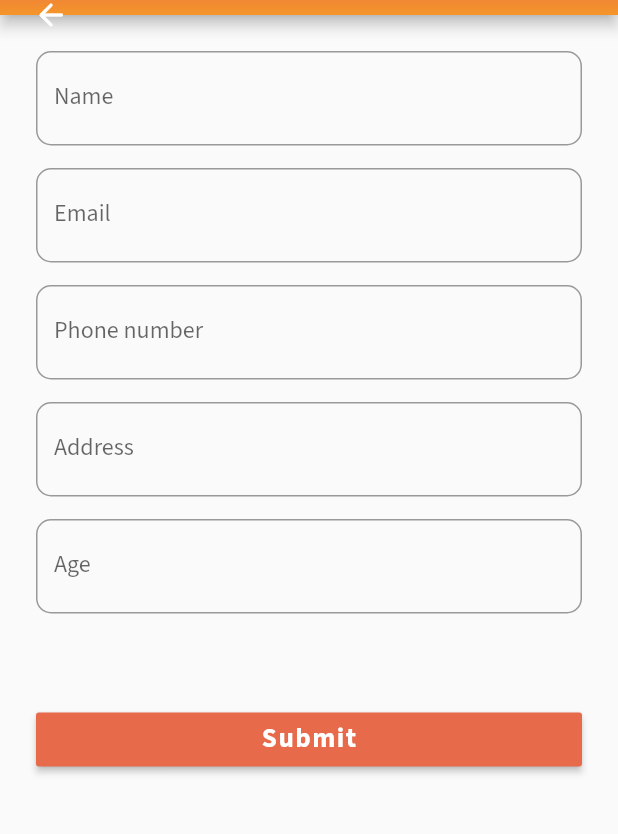
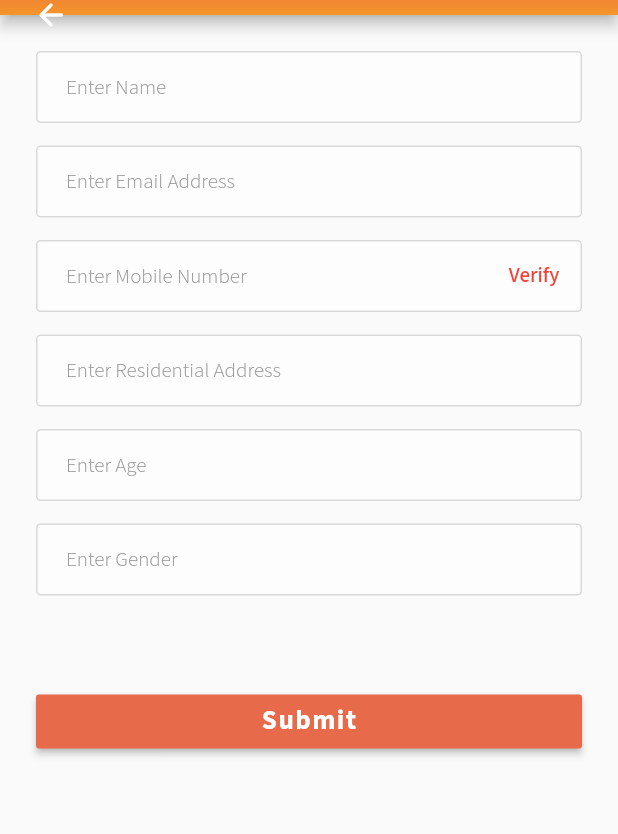
Before and after one commit to Tushar1805/crematorium_management_system, a Flutter app: the UserProfile screen opened directly, after a tap on "EDIT PROFILE", on a phone screen of 412 x 824 dp, the part 75-909 px from its top. Run offline on Flutter 3.47's test engine with Material 2 defaults, Android fonts, the phone set to English and light mode, and no system bars; our stand-ins replace cloud_firestore, firebase_auth, firebase_core, flutter_spinkit, flutter_svg, google_maps_flutter and 4 more; accounts and stored records are empty.

Commit message:
Changed Complete profile design, Timing field in Admin CompleteProfile is to be added

```diff
--- a/lib/Profile/editProfile.dart
+++ b/lib/Profile/editProfile.dart
@@ -1,34 +1,49 @@
 import 'package:flutter/material.dart';
 import 'package:flutter/services.dart';
+import 'package:provider/provider.dart';
+import 'package:way_to_heaven/Authentication/loginProvider.dart';
+import 'package:way_to_heaven/Authentication/verifyOTP.dart';
 import 'package:way_to_heaven/components/constants.dart';
 
 class EditProfile extends StatefulWidget {
+  LoginProvider provider;
+  EditProfile(this.provider);
   @override
   _EditProfileState createState() => _EditProfileState();
 }
 
 class _EditProfileState extends State<EditProfile> {
-  String name, email, address, phone, age;
+  String name, email, address, phone, age, gender;
   final GlobalKey<FormState> _formKey = GlobalKey<FormState>();
+
+  void _showSnackBar(text) {
+    final snackBar = SnackBar(
+      duration: const Duration(seconds: 3),
+      content: Container(
+        height: 30.0,
+        child: Center(
+          child: Text(
+            '$text',
+            style: TextStyle(fontSize: 14.0, color: Colors.white),
+          ),
+        ),
+      ),
+      backgroundColor: lightBlack(),
+      shape: RoundedRectangleBorder(borderRadius: BorderRadius.circular(5.0)),
+    );
+    ScaffoldMessenger.of(context)
+      ..hideCurrentSnackBar()
+      ..showSnackBar(snackBar);
+  }
 
   Widget _buildName() {
     return TextFormField(
-        decoration: new InputDecoration(
-          border: OutlineInputBorder(),
-          focusedBorder: OutlineInputBorder(
-              borderSide: BorderSide(color: redOrangeColor(), width: 1.0),
-              borderRadius: BorderRadius.circular(10)),
-          enabledBorder: OutlineInputBorder(
-            borderSide: BorderSide(color: gray(), width: 1.0),
-            borderRadius: BorderRadius.circular(10),
-          ),
-          labelText: "Name",
-          hintText: 'Enter Name',
-        ),
+        decoration: formInputDecoration("Enter Name"),
         validator: (String value) {
           if (value.isEmpty) {
             return 'Name is Required';
           }
+          return null;
         },
         onSaved: (String value) {
           name = value;
@@ -37,18 +52,7 @@ class _EditProfileState extends State<EditProfile> {
 
   Widget _buildEmail() {
     return TextFormField(
-        decoration: new InputDecoration(
-          border: OutlineInputBorder(),
-          focusedBorder: OutlineInputBorder(
-              borderSide: BorderSide(color: redOrangeColor(), width: 1.0),
-              borderRadius: BorderRadius.circular(10)),
-          enabledBorder: OutlineInputBorder(
-            borderSide: BorderSide(color: gray(), width: 1.0),
-            borderRadius: BorderRadius.circular(10),
-          ),
-          labelText: "Email",
-          hintText: 'Enter Email Address',
-        ),
+        decoration: formInputDecoration("Enter Email Address"),
         validator: (String value) {
           if (value.isEmpty) {
             return 'Email is Required';
@@ -68,46 +72,69 @@ class _EditProfileState extends State<EditProfile> {
   Widget _buildPhone() {
     return TextFormField(
       keyboardType: TextInputType.phone,
-        decoration: new InputDecoration(
-          border: OutlineInputBorder(),
+      inputFormatters: <TextInputFormatter>[
+        FilteringTextInputFormatter.digitsOnly
+      ],
+      maxLength: 10,
+      decoration: InputDecoration(
+          hintText: "Enter Mobile Number",
+          contentPadding: EdgeInsets.only(left: 20.0, right: 20.0),
+          focusColor: lightBlack(),
+          hintStyle: normalTextStyle().copyWith(fontSize: 14, color: gray()),
+          counterText: "",
+          filled: true,
+          fillColor: Colors.white54,
+          enabledBorder: OutlineInputBorder(
+            borderRadius: BorderRadius.all(Radius.circular(3.0)),
+            borderSide: BorderSide(color: lightGray(), width: 1),
+          ),
           focusedBorder: OutlineInputBorder(
-              borderSide: BorderSide(color: redOrangeColor(), width: 1.0),
-              borderRadius: BorderRadius.circular(10)),
-          enabledBorder: OutlineInputBorder(
-            borderSide: BorderSide(color: gray(), width: 1.0),
-            borderRadius: BorderRadius.circular(10),
+            borderRadius: BorderRadius.all(Radius.circular(3.0)),
+            borderSide: BorderSide(
+              color: lightGray(),
+              width: 1,
             ),
-          labelText: "Phone number",
-          hintText: 'Enter Phone Number',
           ),
+          suffixIcon: TextButton(
+            onPressed: () {
+              // OTP verification code is to be added here
+              if (widget.provider.number == null) {
+                widget.provider.changeStatus(States.otpVerification);
+                _showSnackBar("Enter a Valid Mobile Number");
+              } else if (widget.provider.number.length < 10) {
+                _showSnackBar("Enter a valid Mobile Number");
+              } else if (widget.provider.number.length == 10) {
+                widget.provider.numberEntered();
+                // VerifyOTP(context, widget.provider);
+              } else {
+                _showSnackBar("Enter a valid Mobile Number");
+              }
+            },
+            child: Text("Verify"),
+            onLongPress: () {
+              _showSnackBar("Verify your Mobile Number");
+            },
+          )),
       validator: (String value) {
         if (value.isEmpty) {
           return 'Phone Number is Required';
         }
+        return null;
       },
       onSaved: (String value) {
         phone = value;
-        });
+      },
+    );
   }
 
   Widget _buildAddress() {
     return TextFormField(
-        decoration: new InputDecoration(
-          border: OutlineInputBorder(),
-          focusedBorder: OutlineInputBorder(
-              borderSide: BorderSide(color: redOrangeColor(), width: 1.0),
-              borderRadius: BorderRadius.circular(10)),
-          enabledBorder: OutlineInputBorder(
-            borderSide: BorderSide(color: gray(), width: 1.0),
-            borderRadius: BorderRadius.circular(10),
-          ),
-          labelText: "Address",
-          hintText: 'Enter Address',
-        ),
+        decoration: formInputDecoration("Enter Residential Address"),
         validator: (String value) {
           if (value.isEmpty) {
             return 'Address is Required';
           }
+          return null;
         },
         onSaved: (String value) {
           address = value;
@@ -117,26 +144,30 @@ class _EditProfileState extends State<EditProfile> {
   Widget _buildAge() {
     return TextFormField(
         keyboardType: TextInputType.number,
-        decoration: new InputDecoration(
-          border: OutlineInputBorder(),
-          focusedBorder: OutlineInputBorder(
-              borderSide: BorderSide(color: redOrangeColor(), width: 1.0),
-              borderRadius: BorderRadius.circular(10)),
-          enabledBorder: OutlineInputBorder(
-            borderSide: BorderSide(color: gray(), width: 1.0),
-            borderRadius: BorderRadius.circular(10),
-          ),
-          labelText: "Age",
-          hintText: 'Enter Age',
-        ),
+        decoration: formInputDecoration("Enter Age"),
         validator: (String value) {
           int age = int.tryParse(value);
           if (age == null || age <= 0) {
             return 'Age is Required';
           }
+          return null;
         },
         onSaved: (String value) {
           age = value;
+        });
+  }
+
+  Widget _buildGender() {
+    return TextFormField(
+        decoration: formInputDecoration("Enter Gender"),
+        validator: (String value) {
+          if (value.isEmpty) {
+            return 'Gender is Required';
+          }
+          return null;
+        },
+        onSaved: (String value) {
+          gender = value;
         });
   }
 
@@ -208,6 +239,7 @@ class _EditProfileState extends State<EditProfile> {
             child: SingleChildScrollView(
               child: Column(
                   mainAxisAlignment: MainAxisAlignment.center,
+                  crossAxisAlignment: CrossAxisAlignment.end,
                   children: [
                     _buildName(),
                     SizedBox(
@@ -226,6 +258,10 @@ class _EditProfileState extends State<EditProfile> {
                       height: 15,
                     ),
                     _buildAge(),
+                    SizedBox(
+                      height: 15,
+                    ),
+                    _buildGender(),
                     SizedBox(
                       height: 60,
                     ),
--- a/lib/Profile/userProfile.dart
+++ b/lib/Profile/userProfile.dart
@@ -1,7 +1,9 @@
 import 'package:cloud_firestore/cloud_firestore.dart';
 import 'package:firebase_auth/firebase_auth.dart';
 import 'package:flutter/material.dart';
+import 'package:provider/provider.dart';
 import 'package:way_to_heaven/Admin/completeProfile.dart';
+import 'package:way_to_heaven/Authentication/loginProvider.dart';
 import 'package:way_to_heaven/Profile/about.dart';
 import 'package:way_to_heaven/Profile/editProfile.dart';
 import 'package:way_to_heaven/Profile/settings.dart';
@@ -31,7 +33,11 @@ class _UserProfileState extends State<UserProfile> {
     // final User user = auth.currentUser;
     // await user?.reload();
     // final uid = user.uid;
-    FirebaseFirestore.instance.collection("Users").doc(uid).get().then(
+    FirebaseFirestore.instance
+        .collection("Users")
+        .doc("SctfxC3ITbPPGrHLHhuh5HqjWwD2")
+        .get()
+        .then(
       (value) {
         setState(() {
           role = (value["role"].toString());
@@ -45,6 +51,7 @@ class _UserProfileState extends State<UserProfile> {
 
   @override
   Widget build(BuildContext context) {
+    LoginProvider provider = Provider.of<LoginProvider>(context);
     return Scaffold(
       backgroundColor: Color(0xfff5f5f9),
       body: SingleChildScrollView(
@@ -85,7 +92,8 @@ class _UserProfileState extends State<UserProfile> {
                                   Navigator.push(
                                       context,
                                       MaterialPageRoute(
-                                          builder: (context) => EditProfile()));
+                                          builder: (context) =>
+                                              EditProfile(provider)));
                                 },
                                 splashColor: Colors.transparent,
                                 child: Text("EDIT PROFILE",
@@ -316,6 +324,7 @@ class _UserProfileState extends State<UserProfile> {
                       ),
                       InkWell(
                         onTap: () {
+                          role = "Admin";
                           if (role == "Admin") {
                             Navigator.push(
                                 context,
--- a/lib/components/constants.dart
+++ b/lib/components/constants.dart
@@ -115,6 +115,29 @@ InputDecoration loginInputDecoration() {
   );
 }
 
+InputDecoration formInputDecoration(hint) {
+  return InputDecoration(
+    hintText: hint,
+    contentPadding: EdgeInsets.only(left: 20.0, right: 20.0),
+    focusColor: lightBlack(),
+    hintStyle: normalTextStyle().copyWith(fontSize: 14, color: gray()),
+    counterText: "",
+    filled: true,
+    fillColor: Colors.white54,
+    enabledBorder: OutlineInputBorder(
+      borderRadius: BorderRadius.all(Radius.circular(3.0)),
+      borderSide: BorderSide(color: lightGray(), width: 1),
+    ),
+    focusedBorder: OutlineInputBorder(
+      borderRadius: BorderRadius.all(Radius.circular(3.0)),
+      borderSide: BorderSide(
+        color: lightGray(),
+        width: 1,
+      ),
+    ),
+  );
+}
+
 ScaffoldMessengerState _showSnackBar(context, value) {
   final snackBar = SnackBar(
     duration: const Duration(seconds: 3),
```
Also changed, not shown: lib/Admin/completeProfile.dart (+58 -68 lines), lib/User/completeProfile.dart (+44 -78 lines). Lines whose indentation alone changed are shown as unchanged.
